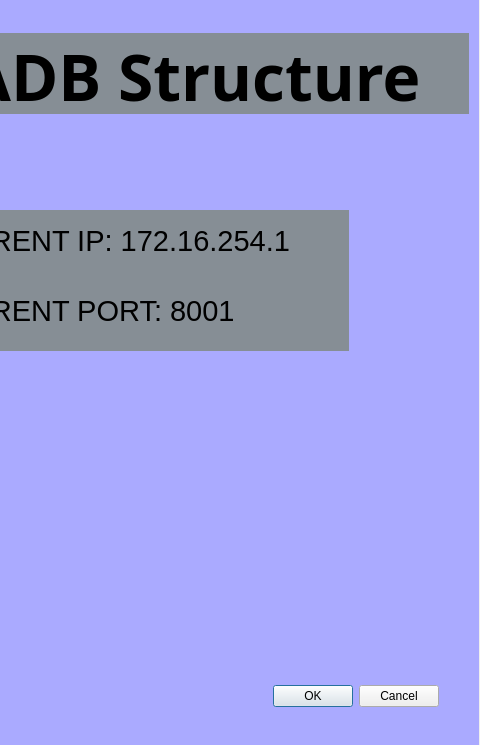
The window that HADB_GUI/show_structure.ui (proyectos-ce/HADB-Developmet-Workbench) describes before a commit, drawn with Qt 5; both pictures show x 542 to 1022 and y 0 to 745 of the 1022 by 745 pixel window.
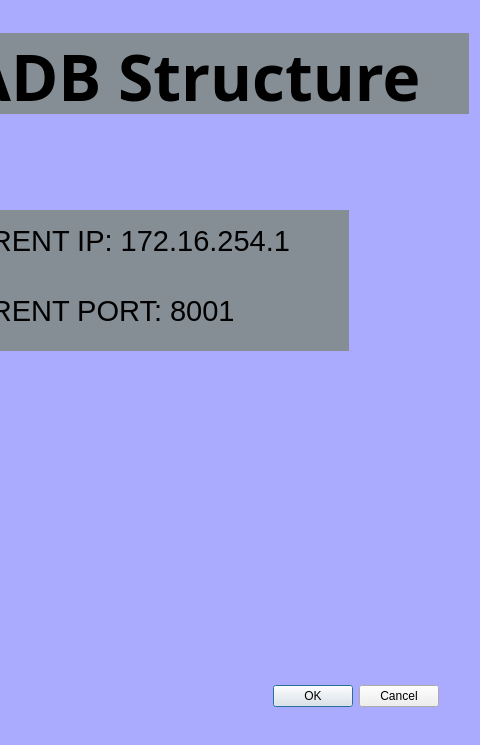
The same window after the commit.

```diff
--- a/HADB_GUI/show_structure.ui
+++ b/HADB_GUI/show_structure.ui
@@ -81,10 +81,10 @@
   <widget class="QLabel" name="label_2">
    <property name="geometry">
     <rect>
-     <x>-20</x>
-     <y>0</y>
-     <width>1041</width>
-     <height>751</height>
+     <x>-40</x>
+     <y>-20</y>
+     <width>1091</width>
+     <height>791</height>
     </rect>
    </property>
    <property name="styleSheet">
```
Left out of the diff: 2 changed lines with no effect on the pictures.
